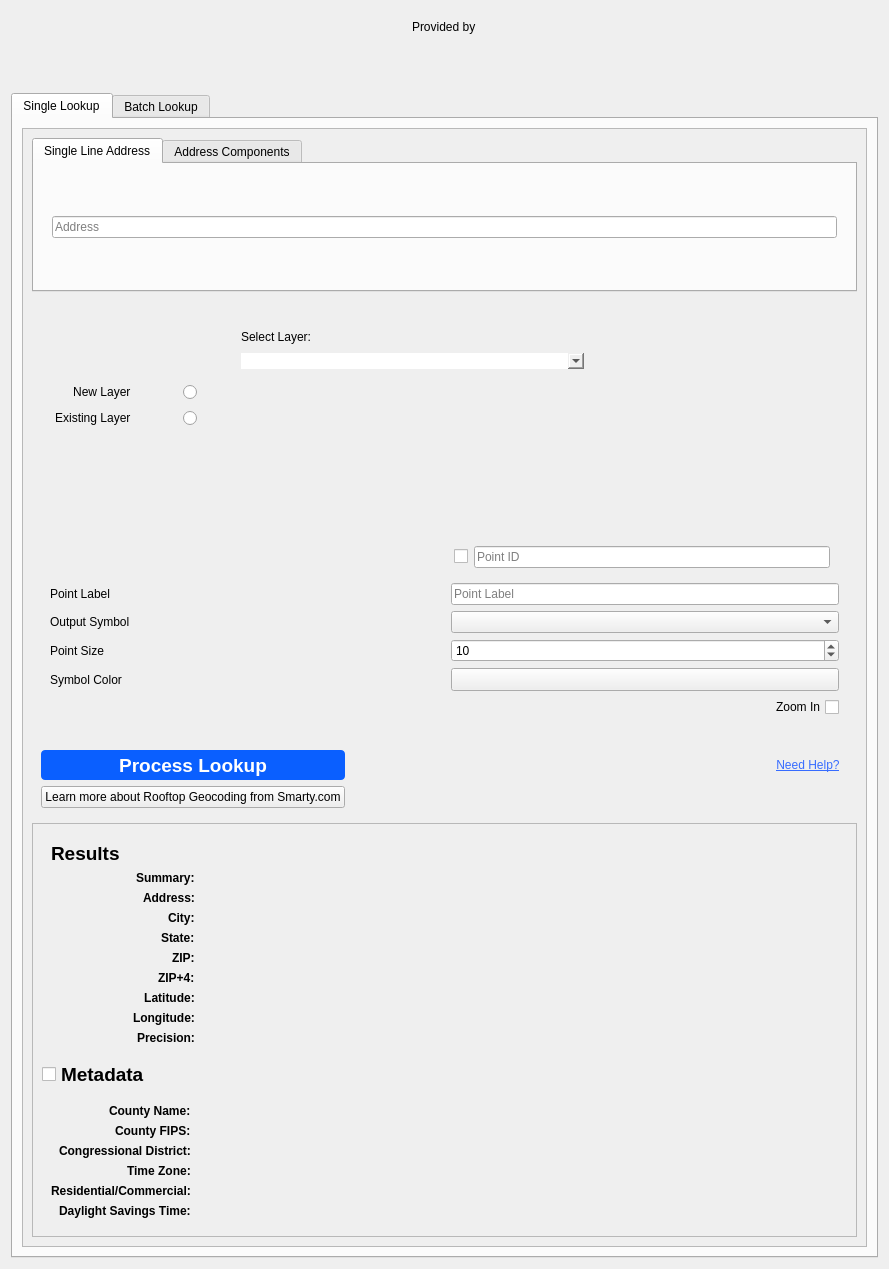
Before: the Qt Designer form smarty/smarty_dialog_base.ui in smarty/qgis-plugin, drawn with Qt 5.
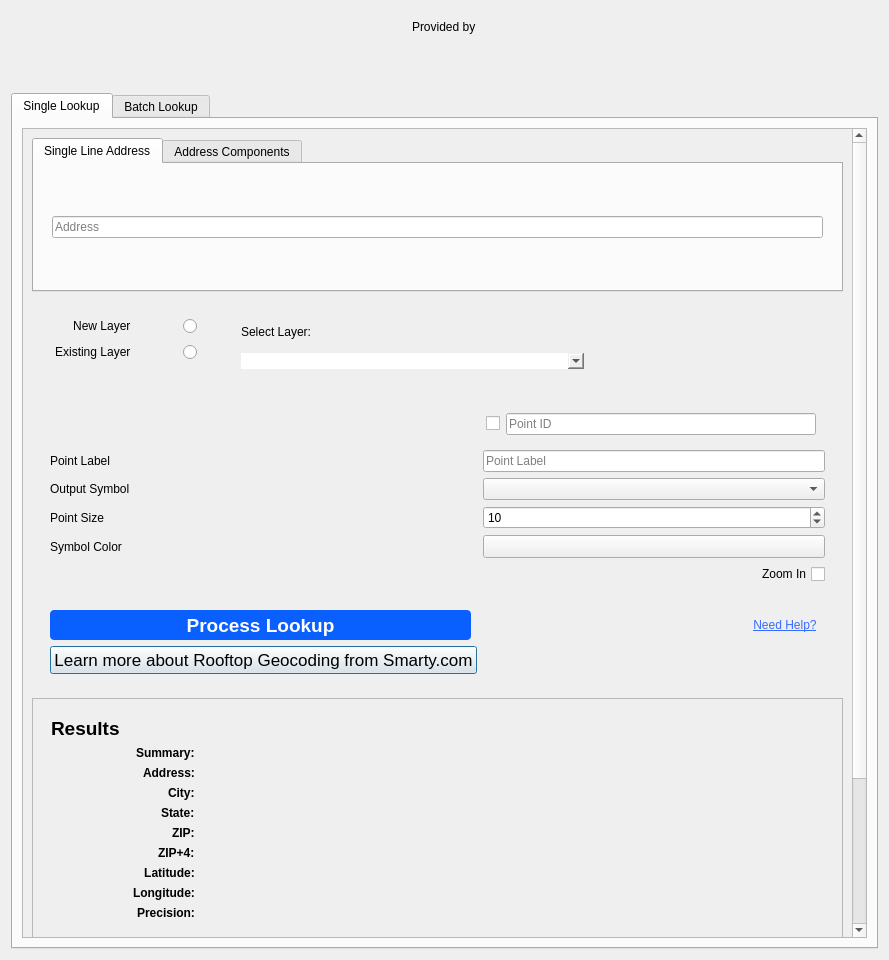
After: the same form once the commit is applied. Icons and pictures are not drawn. Custom widgets are drawn as their Qt base class.

Commit message: Updated GUI to resize for windows

The edit to the form file:
```diff
--- a/smarty/smarty_dialog_base.ui
+++ b/smarty/smarty_dialog_base.ui
@@ -7,7 +7,7 @@
     <x>0</x>
     <y>0</y>
     <width>889</width>
-    <height>1269</height>
+    <height>960</height>
    </rect>
   </property>
   <property name="sizePolicy">
@@ -158,7 +158,7 @@
             <x>0</x>
             <y>0</y>
             <width>833</width>
-            <height>1166</height>
+            <height>1180</height>
            </rect>
           </property>
           <layout class="QVBoxLayout" name="verticalLayout_36">
@@ -347,11 +347,17 @@
                   <property name="geometry">
                    <rect>
                     <x>20</x>
-                    <y>10</y>
+                    <y>0</y>
                     <width>361</width>
-                    <height>61</height>
+                    <height>71</height>
                    </rect>
                   </property>
+                  <property name="sizePolicy">
+                   <sizepolicy hsizetype="Preferred" vsizetype="Fixed">
+                    <horstretch>0</horstretch>
+                    <verstretch>0</verstretch>
+                   </sizepolicy>
+                  </property>
                   <property name="styleSheet">
                    <string notr="true">border:0</string>
                   </property>
@@ -430,6 +436,32 @@
                  <enum>QFrame::Plain</enum>
                 </property>
                 <layout class="QGridLayout" name="gridLayout_3">
+                 <item row="0" column="0">
+                  <spacer name="horizontalSpacer_4">
+                   <property name="orientation">
+                    <enum>Qt::Horizontal</enum>
+                   </property>
+                   <property name="sizeHint" stdset="0">
+                    <size>
+                     <width>40</width>
+                     <height>20</height>
+                    </size>
+                   </property>
+                  </spacer>
+                 </item>
+                 <item row="8" column="0">
+                  <spacer name="verticalSpacer_2">
+                   <property name="orientation">
+                    <enum>Qt::Vertical</enum>
+                   </property>
+                   <property name="sizeHint" stdset="0">
+                    <size>
+                     <width>20</width>
+                     <height>40</height>
+                    </size>
+                   </property>
+                  </spacer>
+                 </item>
                  <item row="0" column="1" colspan="2">
                   <widget class="QFrame" name="single_frame_id">
                    <property name="sizePolicy">
@@ -483,6 +515,26 @@
                    </layout>
                   </widget>
                  </item>
+                 <item row="6" column="2" alignment="Qt::AlignLeft">
+                  <widget class="QCheckBox" name="zoom_in">
+                   <property name="font">
+                    <font>
+                     <family>Arial</family>
+                     <weight>50</weight>
+                     <bold>false</bold>
+                    </font>
+                   </property>
+                   <property name="mouseTracking">
+                    <bool>false</bool>
+                   </property>
+                   <property name="layoutDirection">
+                    <enum>Qt::RightToLeft</enum>
+                   </property>
+                   <property name="text">
+                    <string>Zoom In</string>
+                   </property>
+                  </widget>
+                 </item>
                  <item row="5" column="0">
                   <widget class="QLabel" name="label_11">
                    <property name="maximumSize">
@@ -512,6 +564,32 @@
                    </property>
                   </widget>
                  </item>
+                 <item row="6" column="0">
+                  <spacer name="horizontalSpacer_3">
+                   <property name="orientation">
+                    <enum>Qt::Horizontal</enum>
+                   </property>
+                   <property name="sizeHint" stdset="0">
+                    <size>
+                     <width>40</width>
+                     <height>20</height>
+                    </size>
+                   </property>
+                  </spacer>
+                 </item>
+                 <item row="8" column="2">
+                  <spacer name="verticalSpacer">
+                   <property name="orientation">
+                    <enum>Qt::Vertical</enum>
+                   </property>
+                   <property name="sizeHint" stdset="0">
+                    <size>
+                     <width>20</width>
+                     <height>50</height>
+                    </size>
+                   </property>
+                  </spacer>
+                 </item>
                  <item row="2" column="0">
                   <widget class="QLabel" name="label_36">
                    <property name="text">
@@ -546,6 +624,58 @@
                    </property>
                   </widget>
                  </item>
+                 <item row="10" column="0" colspan="2">
+                  <widget class="QPushButton" name="visit_smarty">
+                   <property name="minimumSize">
+                    <size>
+                     <width>0</width>
+                     <height>0</height>
+                    </size>
+                   </property>
+                   <property name="font">
+                    <font>
+                     <pointsize>13</pointsize>
+                    </font>
+                   </property>
+                   <property name="cursor">
+                    <cursorShape>PointingHandCursor</cursorShape>
+                   </property>
+                   <property name="text">
+                    <string>Learn more about Rooftop Geocoding from Smarty.com</string>
+                   </property>
+                  </widget>
+                 </item>
+                 <item row="9" column="2" alignment="Qt::AlignRight">
+                  <widget class="QPushButton" name="smarty_link_help">
+                   <property name="font">
+                    <font>
+                     <family>.AppleSystemUIFont</family>
+                     <underline>true</underline>
+                    </font>
+                   </property>
+                   <property name="cursor">
+                    <cursorShape>PointingHandCursor</cursorShape>
+                   </property>
+                   <property name="autoFillBackground">
+                    <bool>false</bool>
+                   </property>
+                   <property name="styleSheet">
+                    <string notr="true">color: rgb(55, 108, 255); background-color:white;</string>
+                   </property>
+                   <property name="text">
+                    <string>Need Help?</string>
+                   </property>
+                   <property name="checkable">
+                    <bool>false</bool>
+                   </property>
+                   <property name="autoDefault">
+                    <bool>false</bool>
+                   </property>
+                   <property name="flat">
+                    <bool>true</bool>
+                   </property>
+                  </widget>
+                 </item>
                  <item row="4" column="0">
                   <widget class="QLabel" name="label_40">
                    <property name="text">
@@ -566,28 +696,8 @@
                    </property>
                   </widget>
                  </item>
-                 <item row="6" column="2" alignment="Qt::AlignLeft">
-                  <widget class="QCheckBox" name="zoom_in">
-                   <property name="font">
-                    <font>
-                     <family>Arial</family>
-                     <weight>50</weight>
-                     <bold>false</bold>
-                    </font>
-                   </property>
-                   <property name="mouseTracking">
-                    <bool>false</bool>
-                   </property>
-                   <property name="layoutDirection">
-                    <enum>Qt::RightToLeft</enum>
-                   </property>
-                   <property name="text">
-                    <string>Zoom In</string>
-                   </property>
-                  </widget>
-                 </item>
-                 <item row="6" column="0">
-                  <spacer name="horizontalSpacer_3">
+                 <item row="7" column="1" colspan="2">
+                  <spacer name="horizontalSpacer">
                    <property name="orientation">
                     <enum>Qt::Horizontal</enum>
                    </property>
@@ -599,8 +709,8 @@
                    </property>
                   </spacer>
                  </item>
-                 <item row="0" column="0">
-                  <spacer name="horizontalSpacer_4">
+                 <item row="7" column="0">
+                  <spacer name="horizontalSpacer">
                    <property name="orientation">
                     <enum>Qt::Horizontal</enum>
                    </property>
@@ -612,54 +722,14 @@
                    </property>
                   </spacer>
                  </item>
-                </layout>
-               </widget>
-              </item>
-             </layout>
-            </widget>
-           </item>
-           <item>
-            <widget class="QFrame" name="frame_7">
-             <property name="frameShape">
-              <enum>QFrame::NoFrame</enum>
-             </property>
-             <property name="frameShadow">
-              <enum>QFrame::Plain</enum>
-             </property>
-             <layout class="QGridLayout" name="gridLayout_4">
-              <item row="0" column="1" alignment="Qt::AlignRight">
-               <widget class="QPushButton" name="smarty_link_help">
-                <property name="font">
-                 <font>
-                  <family>.AppleSystemUIFont</family>
-                  <underline>true</underline>
-                 </font>
-                </property>
-                <property name="cursor">
-                 <cursorShape>PointingHandCursor</cursorShape>
-                </property>
-                <property name="autoFillBackground">
-                 <bool>false</bool>
-                </property>
-                <property name="styleSheet">
-                 <string notr="true">color: rgb(55, 108, 255); background-color:white;</string>
-                </property>
-                <property name="text">
-                 <string>Need Help?</string>
-                </property>
-                <property name="checkable">
-                 <bool>false</bool>
-                </property>
-                <property name="autoDefault">
-                 <bool>false</bool>
-                </property>
-                <property name="flat">
-                 <bool>true</bool>
-                </property>
-               </widget>
-              </item>
-              <item row="0" column="0">
+                 <item row="9" column="0">
                <widget class="QPushButton" name="single_lookup">
+                   <property name="sizePolicy">
+                    <sizepolicy hsizetype="Minimum" vsizetype="Fixed">
+                     <horstretch>0</horstretch>
+                     <verstretch>0</verstretch>
+                    </sizepolicy>
+                   </property>
                 <property name="minimumSize">
                  <size>
                   <width>235</width>
@@ -668,48 +738,34 @@
                 </property>
                 <property name="font">
                  <font>
-                  <family>.AppleSystemUIFont</family>
                   <pointsize>14</pointsize>
                   <weight>75</weight>
                   <bold>true</bold>
                  </font>
                 </property>
                 <property name="cursor">
-                 <cursorShape>PointingHandCursor</cursorShape>
+                    <cursorShape>ArrowCursor</cursorShape>
                 </property>
                 <property name="styleSheet">
                  <string notr="true">background-color: rgb(10, 95, 255);
 color: white;
 border-width: 4px;
-border-radius: 4px;</string>
+border-radius: 4px;
+text: bold;</string>
                 </property>
                 <property name="text">
                  <string>Process Lookup</string>
                 </property>
-                <property name="default">
-                 <bool>true</bool>
-                </property>
-               </widget>
-              </item>
-              <item row="1" column="0">
-               <widget class="QPushButton" name="visit_smarty">
-                <property name="text">
-                 <string>Learn more about Rooftop Geocoding from Smarty.com</string>
+                   <property name="checkable">
+                    <bool>false</bool>
+                   </property>
+                   <property name="flat">
+                    <bool>false</bool>
                 </property>
                </widget>
               </item>
-              <item row="1" column="1">
-               <spacer name="horizontalSpacer">
-                <property name="orientation">
-                 <enum>Qt::Horizontal</enum>
-                </property>
-                <property name="sizeHint" stdset="0">
-                 <size>
-                  <width>40</width>
-                  <height>20</height>
-                 </size>
-                </property>
-               </spacer>
+                </layout>
+               </widget>
               </item>
              </layout>
             </widget>
```
Lines whose indentation alone changed are shown as unchanged.
